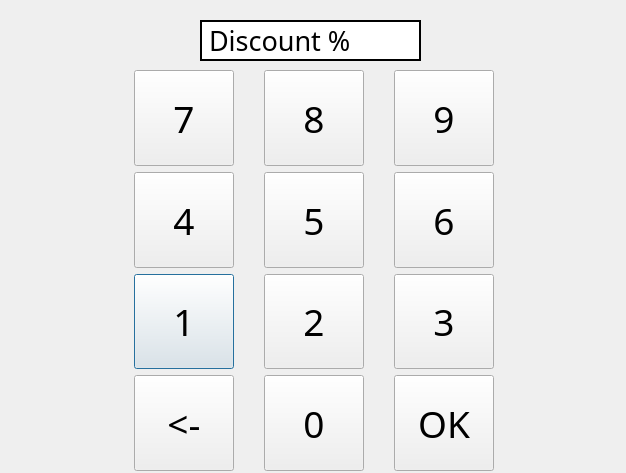
First picture: the form in QTDesigner/discount_percent_entry.ui, repository mudman266/pypos, before the edit.
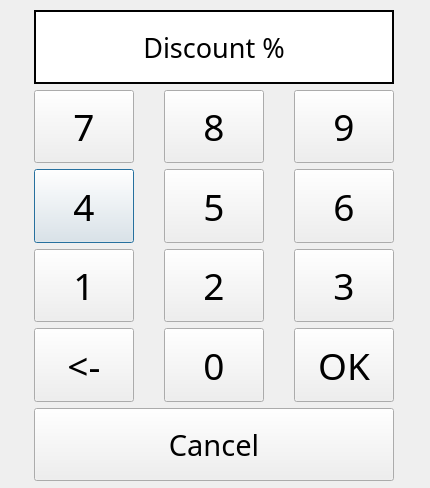
Second picture: the form after the edit.

Commit message: Added the discount windows and linked their cancel buttons.

```diff
--- a/QTDesigner/discount_percent_entry.ui
+++ b/QTDesigner/discount_percent_entry.ui
@@ -6,8 +6,8 @@
    <rect>
     <x>0</x>
     <y>0</y>
-    <width>626</width>
-    <height>473</height>
+    <width>430</width>
+    <height>488</height>
    </rect>
   </property>
   <property name="windowTitle">
@@ -16,90 +16,14 @@
   <widget class="QWidget" name="gridLayoutWidget">
    <property name="geometry">
     <rect>
-     <x>110</x>
-     <y>70</y>
+     <x>10</x>
+     <y>10</y>
      <width>411</width>
-     <height>401</height>
+     <height>471</height>
     </rect>
    </property>
    <layout class="QGridLayout" name="gridLayout">
     <item row="2" column="0">
-     <widget class="QPushButton" name="btn_1">
-      <property name="maximumSize">
-       <size>
-        <width>100</width>
-        <height>100</height>
-       </size>
-      </property>
-      <property name="font">
-       <font>
-        <family>Book Antiqua</family>
-        <pointsize>28</pointsize>
-       </font>
-      </property>
-      <property name="text">
-       <string>1</string>
-      </property>
-     </widget>
-    </item>
-    <item row="0" column="0">
-     <widget class="QPushButton" name="btn_7">
-      <property name="maximumSize">
-       <size>
-        <width>100</width>
-        <height>100</height>
-       </size>
-      </property>
-      <property name="font">
-       <font>
-        <family>Book Antiqua</family>
-        <pointsize>28</pointsize>
-       </font>
-      </property>
-      <property name="text">
-       <string>7</string>
-      </property>
-     </widget>
-    </item>
-    <item row="0" column="2">
-     <widget class="QPushButton" name="btn_9">
-      <property name="maximumSize">
-       <size>
-        <width>100</width>
-        <height>100</height>
-       </size>
-      </property>
-      <property name="font">
-       <font>
-        <family>Book Antiqua</family>
-        <pointsize>28</pointsize>
-       </font>
-      </property>
-      <property name="text">
-       <string>9</string>
-      </property>
-     </widget>
-    </item>
-    <item row="2" column="2">
-     <widget class="QPushButton" name="btn_3">
-      <property name="maximumSize">
-       <size>
-        <width>100</width>
-        <height>100</height>
-       </size>
-      </property>
-      <property name="font">
-       <font>
-        <family>Book Antiqua</family>
-        <pointsize>28</pointsize>
-       </font>
-      </property>
-      <property name="text">
-       <string>3</string>
-      </property>
-     </widget>
-    </item>
-    <item row="1" column="0">
      <widget class="QPushButton" name="btn_4">
       <property name="maximumSize">
        <size>
@@ -118,26 +42,42 @@
       </property>
      </widget>
     </item>
-    <item row="0" column="1">
-     <widget class="QPushButton" name="btn_8">
-      <property name="maximumSize">
-       <size>
-        <width>100</width>
-        <height>100</height>
-       </size>
+    <item row="0" column="0" colspan="3">
+     <widget class="QLabel" name="lbl_discount_percent">
+      <property name="sizePolicy">
+       <sizepolicy hsizetype="Ignored" vsizetype="Ignored">
+        <horstretch>0</horstretch>
+        <verstretch>0</verstretch>
+       </sizepolicy>
       </property>
       <property name="font">
        <font>
         <family>Book Antiqua</family>
-        <pointsize>28</pointsize>
+        <pointsize>20</pointsize>
+        <stylestrategy>PreferAntialias</stylestrategy>
        </font>
       </property>
+      <property name="styleSheet">
+       <string notr="true">background: rgb(255, 255, 255);</string>
+      </property>
+      <property name="frameShape">
+       <enum>QFrame::Box</enum>
+      </property>
+      <property name="frameShadow">
+       <enum>QFrame::Plain</enum>
+      </property>
+      <property name="lineWidth">
+       <number>2</number>
+      </property>
       <property name="text">
-       <string>8</string>
+       <string>Discount %</string>
+      </property>
+      <property name="alignment">
+       <set>Qt::AlignCenter</set>
       </property>
      </widget>
     </item>
-    <item row="2" column="1">
+    <item row="3" column="1">
      <widget class="QPushButton" name="btn_2">
       <property name="maximumSize">
        <size>
@@ -156,8 +96,8 @@
       </property>
      </widget>
     </item>
-    <item row="1" column="1">
-     <widget class="QPushButton" name="btn_5">
+    <item row="1" column="0">
+     <widget class="QPushButton" name="btn_7">
       <property name="maximumSize">
        <size>
         <width>100</width>
@@ -171,30 +111,11 @@
        </font>
       </property>
       <property name="text">
-       <string>5</string>
+       <string>7</string>
       </property>
      </widget>
     </item>
-    <item row="1" column="2">
-     <widget class="QPushButton" name="btn_6">
-      <property name="maximumSize">
-       <size>
-        <width>100</width>
-        <height>100</height>
-       </size>
-      </property>
-      <property name="font">
-       <font>
-        <family>Book Antiqua</family>
-        <pointsize>28</pointsize>
-       </font>
-      </property>
-      <property name="text">
-       <string>6</string>
-      </property>
-     </widget>
-    </item>
-    <item row="3" column="1">
+    <item row="4" column="1">
      <widget class="QPushButton" name="btn_0">
       <property name="maximumSize">
        <size>
@@ -213,7 +134,26 @@
       </property>
      </widget>
     </item>
-    <item row="3" column="0">
+    <item row="3" column="2">
+     <widget class="QPushButton" name="btn_3">
+      <property name="maximumSize">
+       <size>
+        <width>100</width>
+        <height>100</height>
+       </size>
+      </property>
+      <property name="font">
+       <font>
+        <family>Book Antiqua</family>
+        <pointsize>28</pointsize>
+       </font>
+      </property>
+      <property name="text">
+       <string>3</string>
+      </property>
+     </widget>
+    </item>
+    <item row="4" column="0">
      <widget class="QPushButton" name="btn_backspace">
       <property name="maximumSize">
        <size>
@@ -232,7 +172,45 @@
       </property>
      </widget>
     </item>
-    <item row="3" column="2">
+    <item row="1" column="2">
+     <widget class="QPushButton" name="btn_9">
+      <property name="maximumSize">
+       <size>
+        <width>100</width>
+        <height>100</height>
+       </size>
+      </property>
+      <property name="font">
+       <font>
+        <family>Book Antiqua</family>
+        <pointsize>28</pointsize>
+       </font>
+      </property>
+      <property name="text">
+       <string>9</string>
+      </property>
+     </widget>
+    </item>
+    <item row="2" column="1">
+     <widget class="QPushButton" name="btn_5">
+      <property name="maximumSize">
+       <size>
+        <width>100</width>
+        <height>100</height>
+       </size>
+      </property>
+      <property name="font">
+       <font>
+        <family>Book Antiqua</family>
+        <pointsize>28</pointsize>
+       </font>
+      </property>
+      <property name="text">
+       <string>5</string>
+      </property>
+     </widget>
+    </item>
+    <item row="4" column="2">
      <widget class="QPushButton" name="btn_ok">
       <property name="maximumSize">
        <size>
@@ -251,40 +229,84 @@
       </property>
      </widget>
     </item>
+    <item row="3" column="0">
+     <widget class="QPushButton" name="btn_1">
+      <property name="maximumSize">
+       <size>
+        <width>100</width>
+        <height>100</height>
+       </size>
+      </property>
+      <property name="font">
+       <font>
+        <family>Book Antiqua</family>
+        <pointsize>28</pointsize>
+       </font>
+      </property>
+      <property name="text">
+       <string>1</string>
+      </property>
+     </widget>
+    </item>
+    <item row="1" column="1">
+     <widget class="QPushButton" name="btn_8">
+      <property name="maximumSize">
+       <size>
+        <width>100</width>
+        <height>100</height>
+       </size>
+      </property>
+      <property name="font">
+       <font>
+        <family>Book Antiqua</family>
+        <pointsize>28</pointsize>
+       </font>
+      </property>
+      <property name="text">
+       <string>8</string>
+      </property>
+     </widget>
+    </item>
+    <item row="2" column="2">
+     <widget class="QPushButton" name="btn_6">
+      <property name="maximumSize">
+       <size>
+        <width>100</width>
+        <height>100</height>
+       </size>
+      </property>
+      <property name="font">
+       <font>
+        <family>Book Antiqua</family>
+        <pointsize>28</pointsize>
+       </font>
+      </property>
+      <property name="text">
+       <string>6</string>
+      </property>
+     </widget>
+    </item>
+    <item row="5" column="0" colspan="3">
+     <widget class="QPushButton" name="btn_cancel">
+      <property name="sizePolicy">
+       <sizepolicy hsizetype="Ignored" vsizetype="Ignored">
+        <horstretch>0</horstretch>
+        <verstretch>0</verstretch>
+       </sizepolicy>
+      </property>
+      <property name="font">
+       <font>
+        <family>Book Antiqua</family>
+        <pointsize>22</pointsize>
+       </font>
+      </property>
+      <property name="text">
+       <string>Cancel</string>
+      </property>
+     </widget>
+    </item>
    </layout>
   </widget>
-  <widget class="QLabel" name="lbl_discount_percent">
-   <property name="geometry">
-    <rect>
-     <x>200</x>
-     <y>20</y>
-     <width>221</width>
-     <height>41</height>
-    </rect>
-   </property>
-   <property name="font">
-    <font>
-     <family>Book Antiqua</family>
-     <pointsize>20</pointsize>
-     <stylestrategy>PreferAntialias</stylestrategy>
-    </font>
-   </property>
-   <property name="styleSheet">
-    <string notr="true">background: rgb(255, 255, 255);</string>
-   </property>
-   <property name="frameShape">
-    <enum>QFrame::Box</enum>
-   </property>
-   <property name="frameShadow">
-    <enum>QFrame::Plain</enum>
-   </property>
-   <property name="lineWidth">
-    <number>2</number>
-   </property>
-   <property name="text">
-    <string>Discount %</string>
-   </property>
-  </widget>
  </widget>
  <resources/>
  <connections/>
```
The commit also changes 8 other files.
